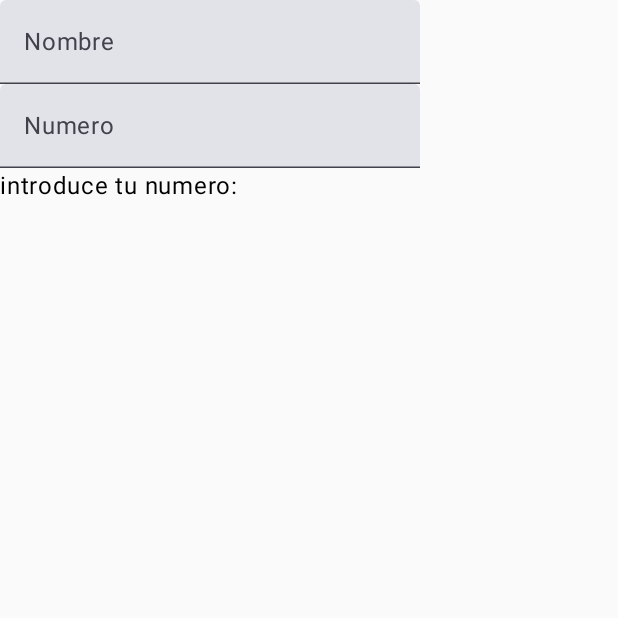
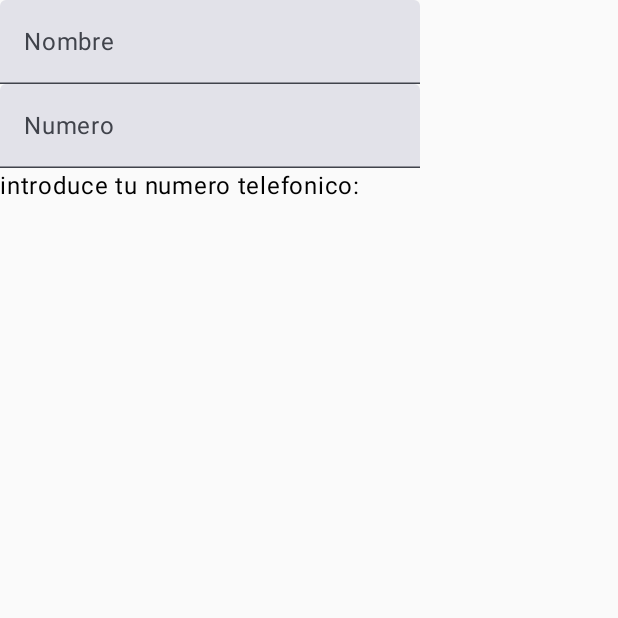
Before and after one commit to KarimeHdz/Practica1, an Android app built with Jetpack Compose: the screen it shows after launch (MainActivity), on a phone screen of 412 x 824 dp, the top half of it. Run offline under Robolectric (Android 15) with nearby library versions, the phone set to English and light mode, and no system bars.

Commit message:
Clase 11 de febrero 2025

```diff
--- a/app/src/main/java/com/example/ejercicio1/MainActivity.kt
+++ b/app/src/main/java/com/example/ejercicio1/MainActivity.kt
@@ -88,7 +88,7 @@ fun TextFieldKeyboard(){
             label = { Text("Numero") },
             keyboardOptions = KeyboardOptions(keyboardType = KeyboardType.Number)
         )
-        Text("introduce tu numero: $text")
+        Text("introduce tu numero telefonico: $text")
     }
 
 }
```
